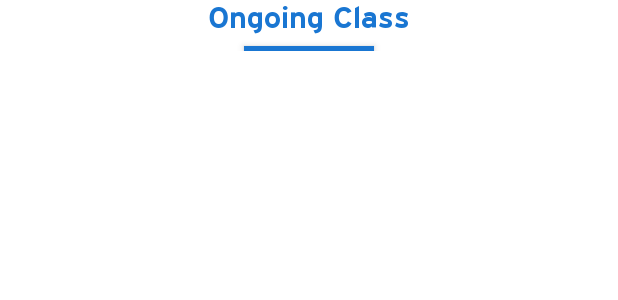
After one commit to bearcatsdev/adab-android, an Android app: the layout headline_view.xml on its own in the app's theme, with its tools: preview values and no code run, on a phone screen of 412 x 824 dp. The commit adds this screen. Shown: the top 300 px of the screen. Run offline under Robolectric (Android 15) with nearby library versions, the phone set to English and light mode, and no system bars; network calls fail.

Commit message:
New Component

```diff
--- /dev/null
+++ b/app/src/main/res/layout/headline_view.xml
@@ -0,0 +1,24 @@
+<?xml version="1.0" encoding="utf-8"?>
+<RelativeLayout xmlns:android="http://schemas.android.com/apk/res/android"
+    xmlns:tools="http://schemas.android.com/tools"
+    android:layout_width="match_parent"
+    android:layout_height="wrap_content">
+
+    <TextView
+        android:id="@+id/headline_text"
+        style="@style/TextTitle"
+        android:layout_width="wrap_content"
+        android:layout_height="wrap_content"
+        android:layout_centerHorizontal="true"
+        tools:text="Ongoing Class" />
+
+    <View
+        style="@style/Divider"
+        android:layout_width="wrap_content"
+        android:layout_below="@+id/headline_text"
+        android:layout_alignStart="@id/headline_text"
+        android:layout_alignEnd="@id/headline_text"
+        android:layout_marginStart="24dp"
+        android:layout_marginTop="8dp"
+        android:layout_marginEnd="24dp" />
+</RelativeLayout>
--- a/app/src/main/res/values/styles.xml
+++ b/app/src/main/res/values/styles.xml
@@ -7,7 +7,7 @@
         <item name="android:windowLightStatusBar">true</item>
         <item name="android:textColorPrimary">@color/textColorPrimary</item>
 
-       <!--Font-->
+        <!--Font-->
         <item name="android:fontFamily">@font/interstate</item>
         <item name="fontFamily">@font/interstate</item>
 
@@ -18,10 +18,41 @@
     </style>
 
     <!--Toolbar-->
-    <style name = "Widget.Adab.Toolbar" parent="Widget.AppCompat.Toolbar">
+    <style name="Widget.Adab.Toolbar" parent="Widget.MaterialComponents.Toolbar">
         <item name="android:background">@color/white_background</item>
         <item name="android:theme">@style/Theme.AppCompat.Light</item>
         <item name="popupTheme">@style/ThemeOverlay.AppCompat.Light</item>
+    </style>
+
+    <!--Divider-->
+    <style name="Divider">
+        <item name="android:layout_height">3dp</item>
+        <item name="android:background">@color/colorPrimary</item>
+        <item name="android:elevation">3dp</item>
+    </style>
+
+    <!--Button-->
+    <style name="Button" parent="Widget.MaterialComponents.Button">
+        <item name="android:layout_width">wrap_content</item>
+        <item name="android:layout_height">wrap_content</item>
+        <item name="android:backgroundTint">@color/white_background</item>
+        <item name="android:paddingStart">16dp</item>
+        <item name="android:paddingTop">8dp</item>
+        <item name="android:paddingEnd">16dp</item>
+        <item name="android:paddingBottom">8dp</item>
+        <item name="android:textAllCaps">false</item>
+        <item name="android:textColor">@color/colorPrimary</item>
+        <item name="android:textStyle">bold</item>
+        <item name="cornerRadius">16dp</item>
+        <item name="strokeColor">@color/colorPrimary</item>
+        <item name="strokeWidth">2dp</item>
+    </style>
+
+    <!--TextTitle-->
+    <style name="TextTitle" parent="Widget.MaterialComponents.TextView">
+        <item name="android:textColor">@color/colorPrimary</item>
+        <item name="android:textSize">@dimen/text_title</item>
+        <item name="android:textStyle">bold</item>
     </style>
 
     <!-- Theme for splash screen -->
```
Also changed, not shown: app/src/main/res/layout/section_view.xml (added, +45 -0 lines).
